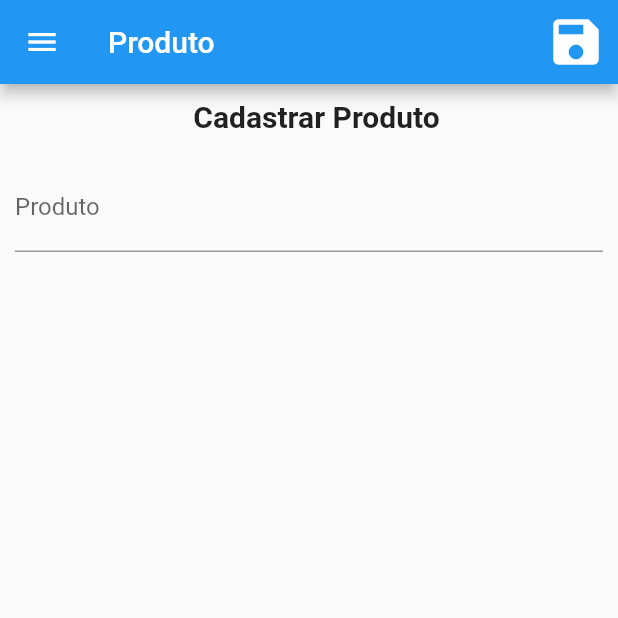
After one commit to gbrandalise/das-trabalho-angular, a Flutter app: the ProductPage screen opened by its route, on a phone screen of 412 x 824 dp, the top half of it. The commit adds this screen. Run offline on Flutter 3.47's test engine with Material 2 defaults, Android fonts, the phone set to English and light mode, and no system bars.

Commit message:
inclusão de produto mobile

```diff
--- /dev/null
+++ b/mobile/lib/product/pages/product.page.dart
@@ -0,0 +1,130 @@
+import 'package:das_angular_mobile/common/services/loading.service.dart';
+import 'package:das_angular_mobile/common/widgets/page-title.widget.dart';
+import 'package:das_angular_mobile/routes/app_routes.dart';
+import 'package:flutter/material.dart';
+
+import '../../menu/menu.component.dart';
+import '../product.model.dart';
+import '../services/product.service.dart';
+
+class ProductPage extends StatefulWidget {
+  const ProductPage({Key? key}) : super(key: key);
+
+  @override
+  State<StatefulWidget> createState() => _ProductPageState();
+}
+
+class _ProductPageState extends State<ProductPage> {
+  final _formKeyProduct = GlobalKey<FormState>();
+  final _descriptionController = TextEditingController();
+
+  final ProductService _productsService = ProductService();
+
+  Product _product = Product();
+
+  @override
+  void dispose() {
+    _descriptionController.dispose();
+    super.dispose();
+  }
+
+  @override
+  Widget build(BuildContext context) {
+    return Scaffold(
+        appBar: AppBar(
+          title: const Text('Produto'),
+          actions: [
+            IconButton(
+              onPressed: () {
+                _save();
+              },
+              icon: const Icon(Icons.save),
+              iconSize: 40,
+            )
+          ],
+        ),
+        drawer: const Menu(),
+        body: Column(
+          children: [
+            const PageTitle('Cadastrar Produto'),
+            Form(
+              key: _formKeyProduct,
+              child: Container(
+                margin: const EdgeInsetsDirectional.fromSTEB(10, 20, 10, 0),
+                child: Expanded(
+                  child: Column(
+                    children: [
+                      TextFormField(
+                        controller: _descriptionController,
+                        decoration: const InputDecoration(
+                          enabled: true,
+                          labelText: 'Produto',
+                        ),
+                        style: const TextStyle(color: Colors.grey),
+                      ),
+                    ],
+                  ),
+                ),
+              ),
+            ),
+          ],
+        ));
+  }
+
+  void _save() async {
+    if (_validateDescription()) {
+      try {
+        _product.description = _descriptionController.text;
+        _product = await _productsService.save(_product);
+      } finally {
+        LoadingService.hide(context);
+      }
+
+      _redirectList();
+    }
+  }
+
+  bool _validateDescription() {
+    if (_formKeyProduct.currentState!.validate() &&
+        _descriptionController.text.isEmpty) {
+      showDialog(
+        context: context,
+        builder: (BuildContext context) {
+          return AlertDialog(
+            title: const Text("Produto"),
+            content: const Text("Por favor adicionar descrição do produto."),
+            actions: [
+              TextButton(
+                child: const Text("OK"),
+                onPressed: () {
+                  Navigator.pop(context);
+                },
+              ),
+            ],
+          );
+        },
+      );
+      return false;
+    }
+    return true;
+  }
+
+  void _redirectList() {
+    showDialog(
+        context: context,
+        builder: (BuildContext context) {
+          return AlertDialog(
+            title: const Text('Produto'),
+            content: const Text('Produto salvo com sucesso'),
+            actions: [
+              TextButton(
+                  child: const Text("OK"),
+                  onPressed: () {
+                    Navigator.popUntil(
+                        context, ModalRoute.withName(AppRoutes.PRODUCT));
+                  })
+            ],
+          );
+        });
+  }
+}
--- a/mobile/lib/product/pages/products.page.dart
+++ b/mobile/lib/product/pages/products.page.dart
@@ -4,6 +4,7 @@ import 'package:das_angular_mobile/product/product.model.dart';
 import 'package:das_angular_mobile/product/services/product.service.dart';
 import 'package:flutter/material.dart';
 import '../../common/widgets/list-item-card.widget.dart';
+import '../../routes/app_routes.dart';
 
 class ProductsPage extends StatefulWidget {
   const ProductsPage({Key? key}) : super(key: key);
@@ -38,7 +39,10 @@ class _ProductsPageState extends State<ProductsPage> {
       ),
       drawer: const Menu(),
       floatingActionButton: FloatingActionButton(
-        onPressed: () {},
+        onPressed: () async {
+          await Navigator.pushNamed(context, AppRoutes.PRODUCT_REGISTER);
+          _findAll();
+        },
         child: const Icon(Icons.add),
       ),
       body: Column(children: [
--- a/mobile/lib/product/product.model.dart
+++ b/mobile/lib/product/product.model.dart
@@ -14,10 +14,7 @@ class Product {
   }
 
   static Product fromMap(Map<String, dynamic> map) {
-    return Product(
-      id: map['id'],
-      description: map['description']
-    );
+    return Product(id: map['id'], description: map['description']);
   }
 
   static List<Product> fromJsonList(String json) {
@@ -26,4 +23,6 @@ class Product {
   }
 
   String toJson() => jsonEncode(toMap());
+
+  static Product fromJson(String json) => Product.fromMap(jsonDecode(json));
 }
--- a/mobile/lib/routes/app_routes.dart
+++ b/mobile/lib/routes/app_routes.dart
@@ -4,6 +4,7 @@ abstract class AppRoutes {
   static const PURCHASE_ORDER = '/purchase-order';
   static const PURCHASE_ORDER_REGISTER = '/purchase-order/register';
   static const PRODUCT = '/product';
+  static const PRODUCT_REGISTER = '/product/register';
   static const CLIENT = '/client';
   static const CLIENT_REGISTER = '/client/register';
 }
```
Also changed, not shown: mobile/lib/main.dart (+3 -4 lines), mobile/lib/product/services/product.service.dart (+19 -0 lines), mobile/pubspec.lock.
